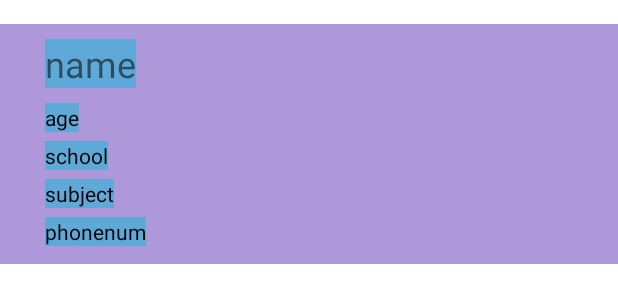
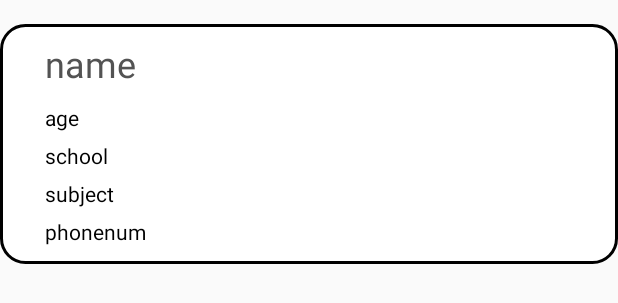
Before and after one commit to seilj/madcamp_week1, an Android app: the layout item_recyclerview.xml on its own in the app's theme, with its tools: preview values and no code run, on a phone screen of 412 x 824 dp. Shown: the top 303 px of the screen. Run offline under Robolectric (Android 15) with nearby library versions, the phone set to English and light mode, and no system bars.

Commit message:
git commit
사진이 바로 나오지않는 버그 개선, UI개선

```diff
--- a/app/src/main/AndroidManifest.xml
+++ b/app/src/main/AndroidManifest.xml
@@ -7,15 +7,13 @@
         android:dataExtractionRules="@xml/data_extraction_rules"
         android:fullBackupContent="@xml/backup_rules"
         android:icon="@mipmap/ic_launcher"
-        android:label="@string/app_name"
         android:roundIcon="@mipmap/ic_launcher_round"
         android:supportsRtl="true"
         android:theme="@style/Theme.MyApplication"
         tools:targetApi="31">
         <activity
             android:name=".MainActivity"
-            android:exported="true"
-            android:label="@string/app_name">
+            android:exported="true">
             <intent-filter>
                 <action android:name="android.intent.action.MAIN" />
 
--- a/app/src/main/java/com/example/myapplication/Fragment2ImageActivity.kt
+++ b/app/src/main/java/com/example/myapplication/Fragment2ImageActivity.kt
@@ -20,5 +20,4 @@ class Fragment2ImageActivity : AppCompatActivity() {
             .load(ImageResources.images[pos])
             .into(binding.imageFull)
     }
-
 }
--- a/app/src/main/java/com/example/myapplication/GridViewAdapter.kt
+++ b/app/src/main/java/com/example/myapplication/GridViewAdapter.kt
@@ -33,7 +33,7 @@ class GridViewAdapter(
                 .load(imageUris[position])
                 .into(imageView)
         }
-
+        notifyDataSetChanged()
         return view
     }
 
--- /dev/null
+++ b/app/src/main/res/drawable/round_border.xml
@@ -0,0 +1,13 @@
+<?xml version="1.0" encoding="utf-8"?>
+<shape xmlns:android="http://schemas.android.com/apk/res/android"
+    android:shape="rectangle"> <!-- 사각형 형태로 설정 -->
+    <solid android:color="@color/white"/> <!-- 배경색 설정 -->
+
+    <!-- 둥근 모서리 설정 -->
+    <corners android:radius="16dp"/>
+
+    <!-- 테두리 설정 -->
+    <stroke
+        android:width="2dp"
+        android:color="#000000"/> <!-- 검은색 경계선 -->
+</shape>
--- a/app/src/main/res/layout/fragment2.xml
+++ b/app/src/main/res/layout/fragment2.xml
@@ -4,7 +4,8 @@
     xmlns:tools="http://schemas.android.com/tools"
     android:layout_width="match_parent"
     android:layout_height="match_parent"
-    tools:context=".Fragment2">
+    tools:context=".Fragment2"
+    android:background="@color/white">
 
     <GridView
         android:id="@+id/gridview"
@@ -13,8 +14,7 @@
         android:numColumns="3"
         app:layout_constraintBottom_toBottomOf="parent"
         app:layout_constraintEnd_toEndOf="parent"
-        app:layout_constraintTop_toTopOf="parent"
-        android:paddingBottom="80dp"/>
+        app:layout_constraintTop_toTopOf="parent" />
 
     <Button
         android:id="@+id/imageAddition"
--- a/app/src/main/res/layout/item_recyclerview.xml
+++ b/app/src/main/res/layout/item_recyclerview.xml
@@ -6,10 +6,10 @@
     xmlns:app="http://schemas.android.com/apk/res-auto">
 
     <LinearLayout
-        android:layout_width="412dp"
+        android:layout_width="match_parent"
         android:layout_height="160dp"
         android:layout_marginTop="16dp"
-        android:background="#85673AB7"
+        android:background="@drawable/round_border"
         android:orientation="vertical"
         app:layout_constraintEnd_toEndOf="parent"
         app:layout_constraintHorizontal_bias="0.0"
@@ -24,8 +24,8 @@
             android:layout_marginStart="30dp"
             android:layout_marginTop="10dp"
             android:layout_marginBottom="10dp"
-            android:background="#7700BCD4"
             android:text="name"
+            android:textColor="#535353"
             android:textSize="24sp" />
 
         <TextView
@@ -33,7 +33,7 @@
             android:layout_width="wrap_content"
             android:layout_height="wrap_content"
             android:layout_marginStart="30dp"
-            android:background="#7700BCD4"
+
             android:text="age"
             android:layout_marginBottom="6dp"
             android:textColor="@color/black"/>
@@ -43,7 +43,7 @@
             android:layout_width="wrap_content"
             android:layout_height="wrap_content"
             android:layout_marginStart="30dp"
-            android:background="#7700BCD4"
+
             android:layout_marginBottom="6dp"
             android:textColor="@color/black"
             android:text="school" />
@@ -53,7 +53,7 @@
             android:layout_width="wrap_content"
             android:layout_height="wrap_content"
             android:layout_marginStart="30dp"
-            android:background="#7700BCD4"
+
             android:text="subject"
             android:textColor="@color/black"
             android:layout_marginBottom="6dp"/>
@@ -63,7 +63,7 @@
             android:layout_width="wrap_content"
             android:layout_height="wrap_content"
             android:layout_marginStart="30dp"
-            android:background="#7700BCD4"
+
             android:textColor="@color/black"
             android:text="phonenum"/>
     </LinearLayout>
--- a/app/src/main/res/values-night/themes.xml
+++ b/app/src/main/res/values-night/themes.xml
@@ -1,6 +1,6 @@
 <resources xmlns:tools="http://schemas.android.com/tools">
     <!-- Base application theme. -->
-    <style name="Theme.MyApplication" parent="Theme.MaterialComponents.DayNight.DarkActionBar">
+    <style name="Theme.MyApplication" parent="Theme.AppCompat.Light.NoActionBar">
         <!-- Primary brand color. -->
         <item name="colorPrimary">@color/purple_200</item>
         <item name="colorPrimaryVariant">@color/purple_700</item>
--- a/app/src/main/res/values/themes.xml
+++ b/app/src/main/res/values/themes.xml
@@ -1,6 +1,6 @@
 <resources xmlns:tools="http://schemas.android.com/tools">
     <!-- Base application theme. -->
-    <style name="Theme.MyApplication" parent="Theme.MaterialComponents.DayNight.DarkActionBar">
+    <style name="Theme.MyApplication" parent="Theme.AppCompat.Light.NoActionBar">
         <!-- Primary brand color. -->
         <item name="colorPrimary">@color/purple_500</item>
         <item name="colorPrimaryVariant">@color/purple_700</item>
```
Also changed, not shown: app/src/main/java/com/example/myapplication/Fragment2.kt (+7 -2 lines), app/src/main/res/layout/fragment1.xml (+3 -4 lines).
